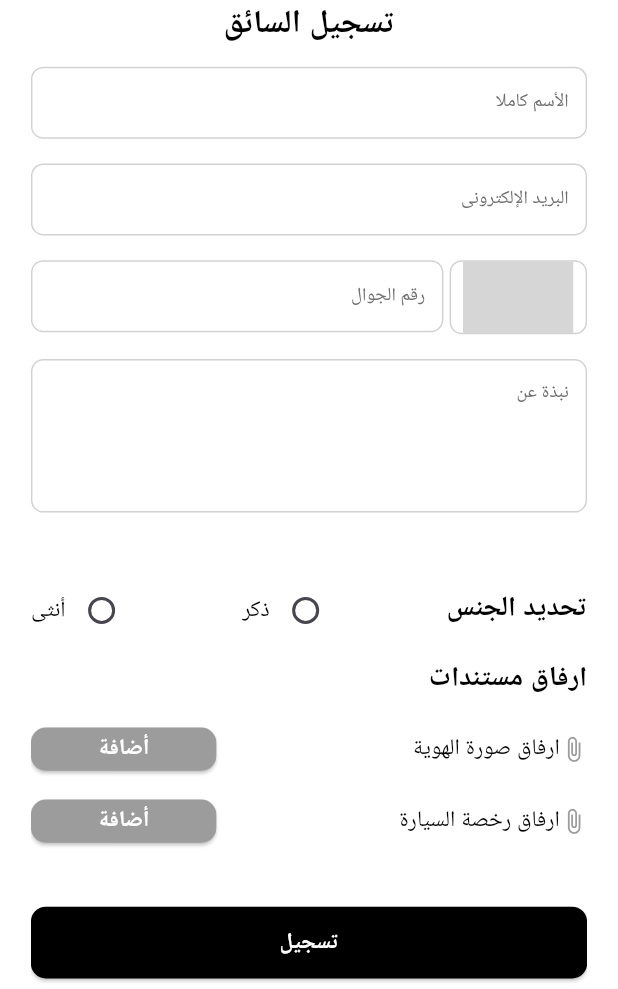
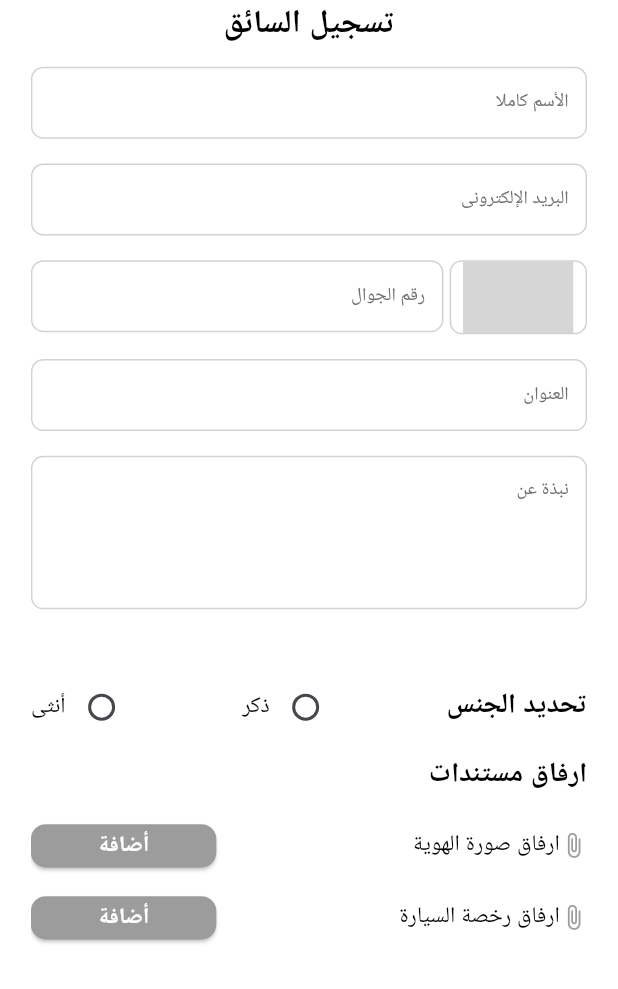
Before and after one commit to MahmoudRede/transport_app, a Flutter app: the SignUpScreen screen opened directly, on a phone screen of 412 x 824 dp, the part 247-1236 px from its top. Run offline on Flutter 3.47's test engine with Material 3 defaults, Android fonts, the light colour scheme and no system bars; our stand-ins replace bloc, flutter_bloc, fluttertoast, get, lottie, pinput and 1 more; missing offline and left inert: country_pickers; grey boxes are pictures that could not be loaded.

Commit message:
edit sign up screen

```diff
--- a/lib/business_logic/app_cubit.dart
+++ b/lib/business_logic/app_cubit.dart
@@ -16,6 +16,7 @@ class AppCubit extends Cubit<AppStates>{
 
     TextEditingController signUpFullNameController = TextEditingController();
     TextEditingController signUpEmailController = TextEditingController();
+    TextEditingController signUpAddressController = TextEditingController();
     TextEditingController signUpPhoneNumberController = TextEditingController();
     TextEditingController signUpPasswordController = TextEditingController();
     TextEditingController signUpConfirmPasswordController = TextEditingController();
--- a/lib/presentation/screens/sign_up_screen/view/sign_up_screen.dart
+++ b/lib/presentation/screens/sign_up_screen/view/sign_up_screen.dart
@@ -146,6 +146,20 @@ class SignUpScreen extends StatelessWidget {
                     // ),
                     //
                     // SizedBox(height: SizeConfig.height * .02,),
+
+
+
+                    DefaultTextField(
+                      controller: AppCubit
+                          .get(context)
+                          .signUpAddressController,
+                      hintText: 'العنوان',
+                      validator: (val) => "",
+                      keyboardType: TextInputType.streetAddress,
+                      textInputAction: TextInputAction.next,
+                      onTap: () {},
+                    ),
+                    SizedBox(height: SizeConfig.height * .02,),
 
                     DefaultTextField(
                       controller: AppCubit
```
